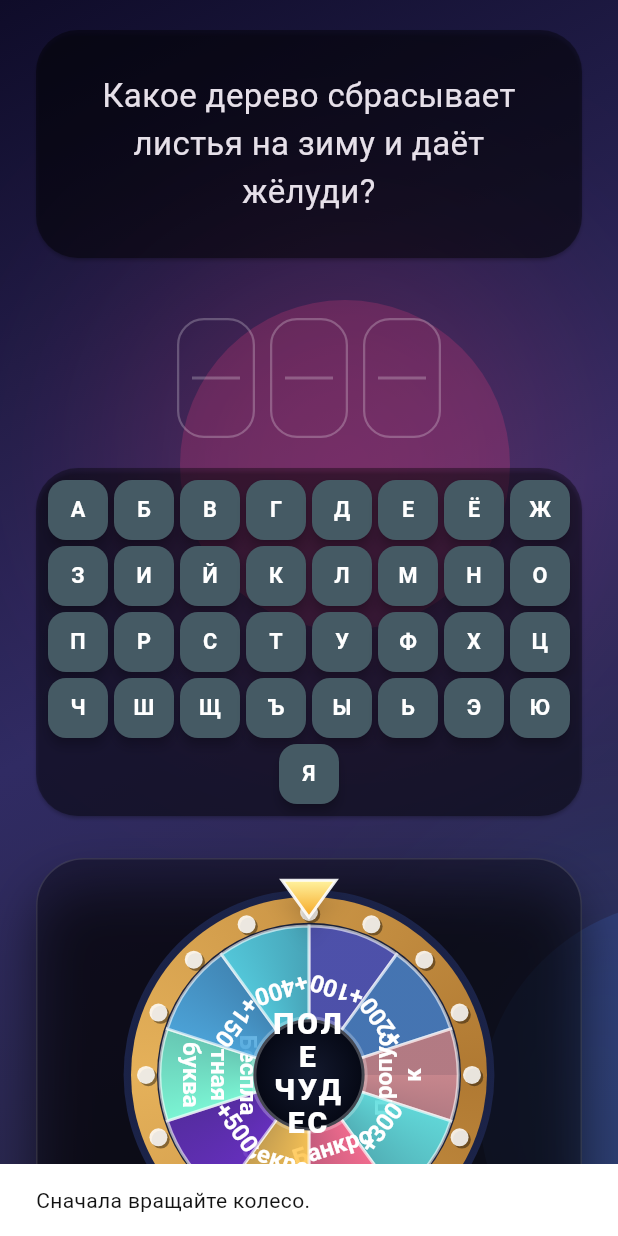
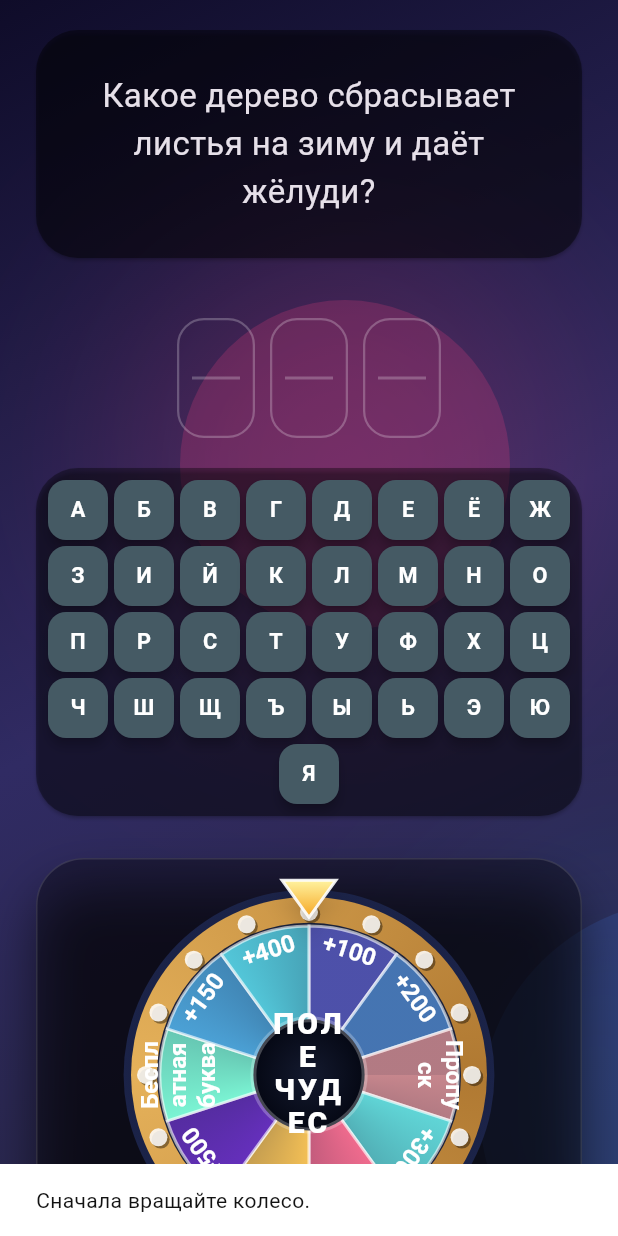
Before and after one commit to ToperGG228/moderator, a Flutter app: the screen it shows after launch, after a tap on an icon or button, on a phone screen of 412 x 824 dp. Run offline on Flutter 3.47's test engine with Material 3 defaults, Android fonts, the phone set to English and light mode, and no system bars.

Commit message:
Adjust wheel sector text placement

```diff
--- a/lib/widgets/wheel_widget.dart
+++ b/lib/widgets/wheel_widget.dart
@@ -289,16 +289,17 @@
       ),
       textAlign: TextAlign.center,
       textDirection: TextDirection.ltr,
-    )..layout(maxWidth: radius * 0.6);
+    )..layout(maxWidth: radius * 0.5);
 
-    final Offset textCenter = center + Offset(
-      math.cos(midAngle) * (radius * 0.6),
-      math.sin(midAngle) * (radius * 0.6),
+    final double textRadius = radius * 0.88;
+    final Offset pivot = center + Offset(
+      math.cos(midAngle) * textRadius,
+      math.sin(midAngle) * textRadius,
     );
 
     canvas.save();
-    canvas.translate(textCenter.dx, textCenter.dy);
-    canvas.rotate(midAngle - math.pi / 2);
+    canvas.translate(pivot.dx, pivot.dy);
+    canvas.rotate(midAngle + math.pi / 2);
     painter.paint(
       canvas,
       Offset(-painter.width / 2, -painter.height / 2),
```
